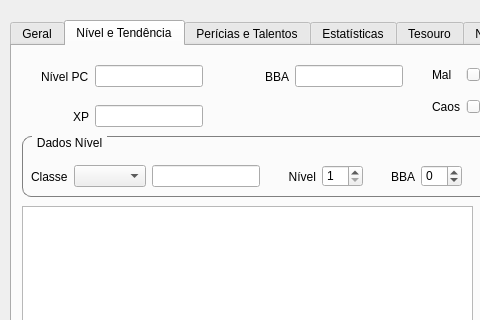
Before: the Qt Designer form ifg/qt/ui/entidade.ui in matferib/tabuleiro-virtual, drawn with Qt 5; both pictures show x 0 to 480 and y 0 to 320 of the 1070 by 632 pixel window.
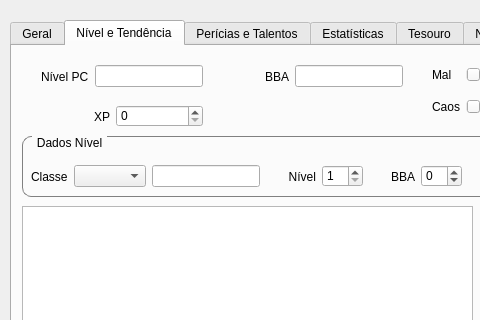
After: the same form once the commit is applied. The open tabs and pages were chosen to show the change.

The edit to the form file:
```diff
--- a/ifg/qt/ui/entidade.ui
+++ b/ifg/qt/ui/entidade.ui
@@ -1653,13 +1653,16 @@
         </property>
        </widget>
       </item>
-      <item alignment="Qt::AlignLeft">
-       <widget class="QLineEdit" name="linha_xp">
+      <item>
+       <widget class="QSpinBox" name="spin_xp">
         <property name="toolTip">
          <string>Experiência do personagem</string>
         </property>
-        <property name="readOnly">
-         <bool>true</bool>
+        <property name="minimum">
+         <number>0</number>
+        </property>
+        <property name="maximum">
+         <number>1000000</number>
         </property>
        </widget>
       </item>
```
Left out of the diff: 2 changed lines with no effect on the pictures.
